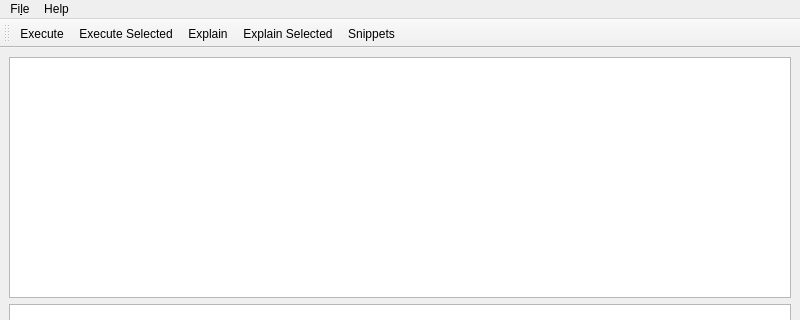
Old version of the form patriciasql_main.ui in the repository MaciekTalaska/PatriciaSQL; both pictures show x 0 to 800 and y 0 to 320 of the 800 by 600 pixel window.
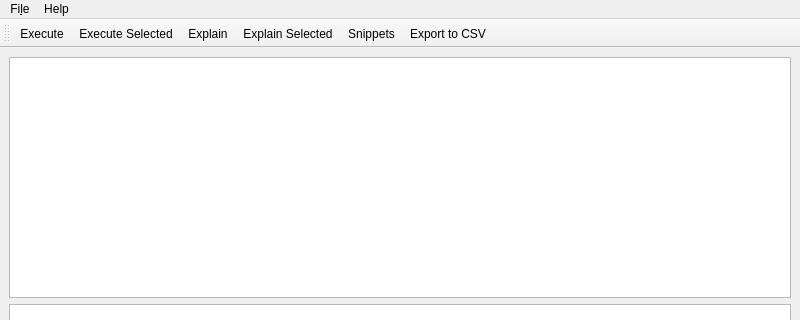
New version of the form. Icons and pictures are not drawn. Custom widgets are drawn as their Qt base class.

Commit message: csv export

Diff of the .ui file:
```diff
--- a/patriciasql_main.ui
+++ b/patriciasql_main.ui
@@ -153,6 +153,7 @@
    <addaction name="actionExplain"/>
    <addaction name="actionExplain_Selected"/>
    <addaction name="actionSnippets"/>
+   <addaction name="actionExportCSV"/>
   </widget>
   <action name="actionAbout">
    <property name="text">
@@ -241,6 +242,15 @@
     <string>Snippets</string>
    </property>
   </action>
+  <action name="actionExportCSV">
+   <property name="icon">
+    <iconset>
+     <normaloff>graphics/file-csv-solid.svg</normaloff>graphics/file-csv-solid.svg</iconset>
+   </property>
+   <property name="text">
+    <string>Export to CSV</string>
+   </property>
+  </action>
  </widget>
  <customwidgets>
   <customwidget>
```
The commit also changes 4 other files.
